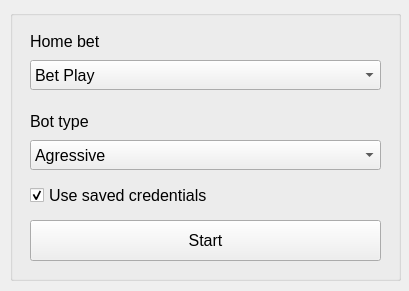
Qt form apps/gui/resources/ui/parameter.ui (bikerlfh/crashbot) before a commit.
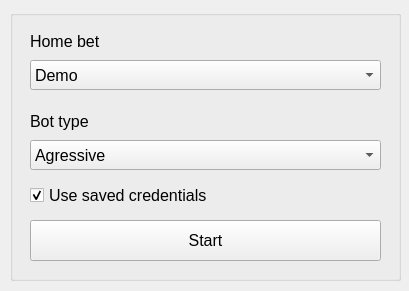
The same form after that commit.

```diff
--- a/apps/gui/resources/ui/parameter.ui
+++ b/apps/gui/resources/ui/parameter.ui
@@ -91,16 +91,6 @@
     <property name="layoutDirection">
      <enum>Qt::LeftToRight</enum>
     </property>
-    <item>
-     <property name="text">
-      <string>Bet Play</string>
-     </property>
-    </item>
-    <item>
-     <property name="text">
-      <string>One win</string>
-     </property>
-    </item>
     <item>
      <property name="text">
       <string>Demo</string>
```
Left out of the diff: 5 changed lines with no effect on the pictures.
